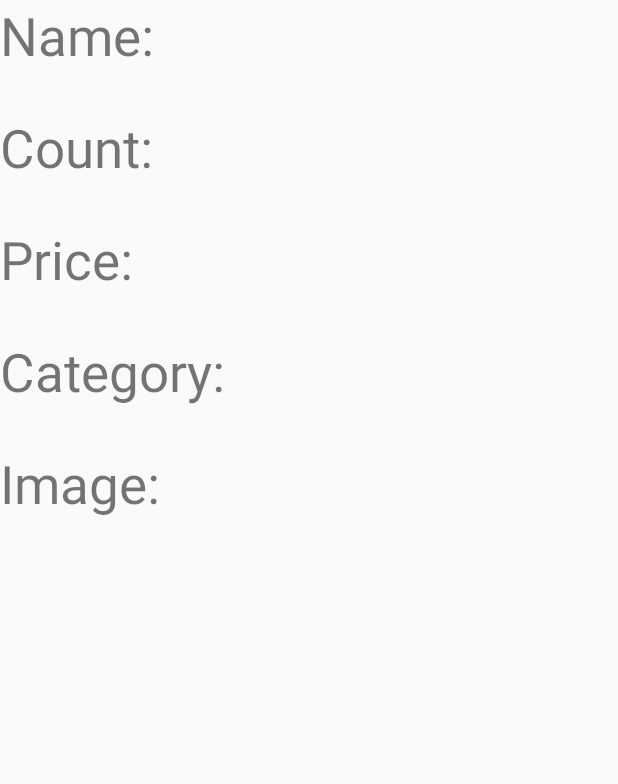
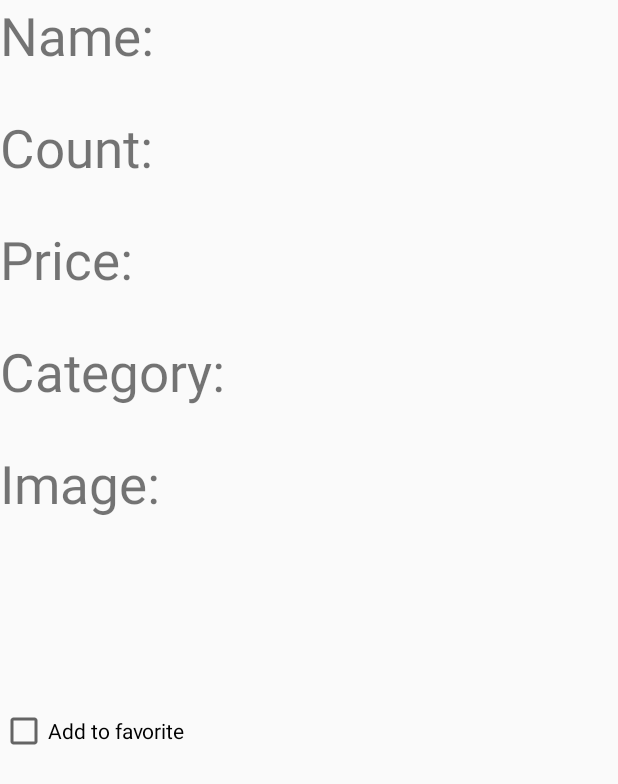
Before and after one commit to Andrewpfb/MobileSystemLabWork, an Android app: the layout item.xml on its own in the app's theme, with its tools: preview values and no code run, on a phone screen of 412 x 824 dp. Shown: the top 784 px of the screen. Run offline under Robolectric (Android 15) with nearby library versions, the phone set to English and light mode, and no system bars.

Commit message:
change sqlite

```diff
--- a/SQLite/app/src/main/java/com/example/frost/sqlite/HelperPackage/DatabaseHelper.java
+++ b/SQLite/app/src/main/java/com/example/frost/sqlite/HelperPackage/DatabaseHelper.java
@@ -27,6 +27,7 @@
     private static final String KEY_PRICE = "price";
     private static final String KEY_COUNT = "count";
     private static final String KEY_IMAGE_PATH = "image_path";
+    private static final  String KEY_FAVORITE = "favorite";
 
     public DatabaseHelper (Context context){
         super(context,DATABASE_NAME,null,DATABASE_VERSION);
@@ -37,7 +38,8 @@
         String CREATE_PRODUCTS_TABLE = "CREATE TABLE " + TABLE_PRODUCTS + "("
                 + KEY_ID + " INTEGER PRIMARY KEY, " + KEY_NAME + " TEXT, "
                 + KEY_CATEGORY + " TEXT," + KEY_PRICE + " REAL,"
-                + KEY_COUNT + " INTEGER, " + KEY_IMAGE_PATH + " TEXT" + ")";
+                + KEY_COUNT + " INTEGER, " + KEY_IMAGE_PATH + " TEXT"
+                + KEY_FAVORITE + " INTEGER " + ")";
         db.execSQL(CREATE_PRODUCTS_TABLE);
     }
     @Override
--- a/SQLite/app/src/main/java/com/example/frost/sqlite/ProductPackage/Product.java
+++ b/SQLite/app/src/main/java/com/example/frost/sqlite/ProductPackage/Product.java
@@ -12,6 +12,7 @@
     private Double price;
     private Integer count;
     private String imagePath;
+    private boolean favorite;
 
     public Product(){}
     public Product(int id,String name,String category, Double price ,Integer count, String imagePath){
@@ -21,6 +22,7 @@
         this.name=name;
         this.imagePath=imagePath;
         this.count=count;
+        this.favorite = false;
     }
     public Product(String name,String category, Double price ,Integer count, String imagePath){
         this.category=category;
@@ -28,6 +30,7 @@
         this.name=name;
         this.imagePath=imagePath;
         this.count=count;
+        this.favorite = false;
     }
 
     public int getId(){return id;}
@@ -60,6 +63,8 @@
     public void setCount(Integer count) {
         this.count = count;
     }
+    public boolean getFavorite() {return favorite;}
+    public void setFavorite(boolean favorite){this.favorite = favorite;}
 
     @Override
     public String toString() {
--- a/SQLite/app/src/main/res/layout/item.xml
+++ b/SQLite/app/src/main/res/layout/item.xml
@@ -64,5 +64,11 @@
             android:id="@+id/iImage"
             android:layout_width="fill_parent"
             android:layout_height="125dp" />
+
+        <CheckBox
+            android:id="@+id/I_checkBox"
+            android:layout_width="wrap_content"
+            android:layout_height="wrap_content"
+            android:text="Add to favorite" />
     </LinearLayout>
 </FrameLayout>
```
Also changed, not shown: SQLite/app/src/main/java/com/example/frost/sqlite/Activity/MainActivity.java (+8 -0 lines), SQLite/app/src/main/java/com/example/frost/sqlite/Activity/SearchActivity.java (+7 -4 lines).
